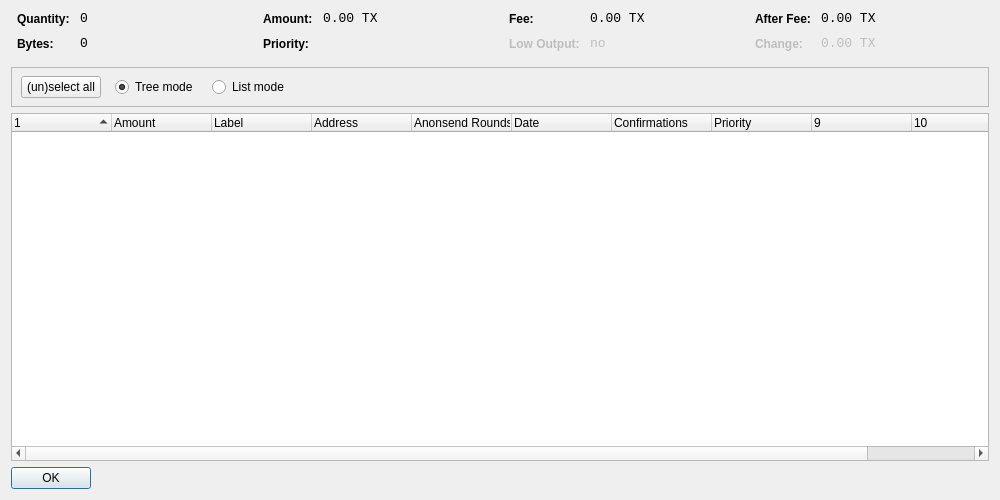
Qt form src/qt/forms/coincontroldialog.ui (martexcoin/martexcoin_4x) before a commit.
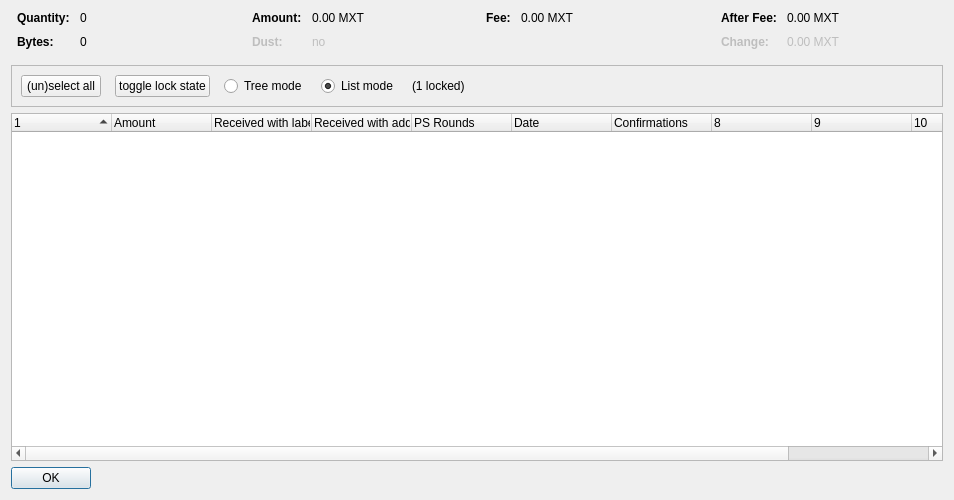
The same form after that commit. Custom widgets are drawn as their Qt base class.

```diff
--- a/src/qt/forms/coincontroldialog.ui
+++ b/src/qt/forms/coincontroldialog.ui
@@ -6,7 +6,7 @@
    <rect>
     <x>0</x>
     <y>0</y>
-    <width>1000</width>
+    <width>954</width>
     <height>500</height>
    </rect>
   </property>
@@ -38,8 +38,11 @@
        </property>
        <item row="0" column="0">
         <widget class="QLabel" name="labelCoinControlQuantityText">
-         <property name="styleSheet">
-          <string notr="true">font-weight:bold;</string>
+         <property name="font">
+          <font>
+           <weight>75</weight>
+           <bold>true</bold>
+          </font>
          </property>
          <property name="text">
           <string>Quantity:</string>
@@ -48,12 +51,6 @@
        </item>
        <item row="0" column="1">
         <widget class="QLabel" name="labelCoinControlQuantity">
-         <property name="font">
-          <font>
-           <family>Monospace</family>
-           <pointsize>10</pointsize>
-          </font>
-         </property>
          <property name="cursor">
           <cursorShape>IBeamCursor</cursorShape>
          </property>
@@ -70,8 +67,11 @@
        </item>
        <item row="1" column="0">
         <widget class="QLabel" name="labelCoinControlBytesText">
-         <property name="styleSheet">
-          <string notr="true">font-weight:bold;</string>
+         <property name="font">
+          <font>
+           <weight>75</weight>
+           <bold>true</bold>
+          </font>
          </property>
          <property name="text">
           <string>Bytes:</string>
@@ -80,12 +80,6 @@
        </item>
        <item row="1" column="1">
         <widget class="QLabel" name="labelCoinControlBytes">
-         <property name="font">
-          <font>
-           <family>Monospace</family>
-           <pointsize>10</pointsize>
-          </font>
-         </property>
          <property name="cursor">
           <cursorShape>IBeamCursor</cursorShape>
          </property>
@@ -118,8 +112,11 @@
        </property>
        <item row="0" column="0">
         <widget class="QLabel" name="labelCoinControlAmountText">
-         <property name="styleSheet">
-          <string notr="true">font-weight:bold;</string>
+         <property name="font">
+          <font>
+           <weight>75</weight>
+           <bold>true</bold>
+          </font>
          </property>
          <property name="text">
           <string>Amount:</string>
@@ -128,12 +125,6 @@
        </item>
        <item row="0" column="1">
         <widget class="QLabel" name="labelCoinControlAmount">
-         <property name="font">
-          <font>
-           <family>Monospace</family>
-           <pointsize>10</pointsize>
-          </font>
-         </property>
          <property name="cursor">
           <cursorShape>IBeamCursor</cursorShape>
          </property>
@@ -141,7 +132,7 @@
           <enum>Qt::ActionsContextMenu</enum>
          </property>
          <property name="text">
-          <string notr="true">0.00 TX</string>
+          <string notr="true">0.00 MXT</string>
          </property>
          <property name="textInteractionFlags">
           <set>Qt::LinksAccessibleByMouse|Qt::TextSelectableByKeyboard|Qt::TextSelectableByMouse</set>
@@ -149,22 +140,25 @@
         </widget>
        </item>
        <item row="1" column="0">
-        <widget class="QLabel" name="labelCoinControlPriorityText">
-         <property name="styleSheet">
-          <string notr="true">font-weight:bold;</string>
+        <widget class="QLabel" name="labelCoinControlLowOutputText">
+         <property name="enabled">
+          <bool>false</bool>
+         </property>
+         <property name="font">
+          <font>
+           <weight>75</weight>
+           <bold>true</bold>
+          </font>
          </property>
          <property name="text">
-          <string>Priority:</string>
+          <string>Dust:</string>
          </property>
         </widget>
        </item>
        <item row="1" column="1">
-        <widget class="QLabel" name="labelCoinControlPriority">
-         <property name="font">
-          <font>
-           <family>Monospace</family>
-           <pointsize>10</pointsize>
-          </font>
+        <widget class="QLabel" name="labelCoinControlLowOutput">
+         <property name="enabled">
+          <bool>false</bool>
          </property>
          <property name="cursor">
           <cursorShape>IBeamCursor</cursorShape>
@@ -173,7 +167,7 @@
           <enum>Qt::ActionsContextMenu</enum>
          </property>
          <property name="text">
-          <string/>
+          <string notr="true">no</string>
          </property>
          <property name="textInteractionFlags">
           <set>Qt::LinksAccessibleByMouse|Qt::TextSelectableByKeyboard|Qt::TextSelectableByMouse</set>
@@ -198,8 +192,11 @@
        </property>
        <item row="0" column="0">
         <widget class="QLabel" name="labelCoinControlFeeText">
-         <property name="styleSheet">
-          <string notr="true">font-weight:bold;</string>
+         <property name="font">
+          <font>
+           <weight>75</weight>
+           <bold>true</bold>
+          </font>
          </property>
          <property name="text">
           <string>Fee:</string>
@@ -208,12 +205,6 @@
        </item>
        <item row="0" column="1">
         <widget class="QLabel" name="labelCoinControlFee">
-         <property name="font">
-          <font>
-           <family>Monospace</family>
-           <pointsize>10</pointsize>
-          </font>
-         </property>
          <property name="cursor">
           <cursorShape>IBeamCursor</cursorShape>
          </property>
@@ -221,45 +212,7 @@
           <enum>Qt::ActionsContextMenu</enum>
          </property>
          <property name="text">
-          <string notr="true">0.00 TX</string>
-         </property>
-         <property name="textInteractionFlags">
-          <set>Qt::LinksAccessibleByMouse|Qt::TextSelectableByKeyboard|Qt::TextSelectableByMouse</set>
-         </property>
-        </widget>
-       </item>
-       <item row="1" column="0">
-        <widget class="QLabel" name="labelCoinControlLowOutputText">
-         <property name="enabled">
-          <bool>false</bool>
-         </property>
-         <property name="styleSheet">
-          <string notr="true">font-weight:bold;</string>
-         </property>
-         <property name="text">
-          <string>Low Output:</string>
-         </property>
-        </widget>
-       </item>
-       <item row="1" column="1">
-        <widget class="QLabel" name="labelCoinControlLowOutput">
-         <property name="enabled">
-          <bool>false</bool>
-         </property>
-         <property name="font">
-          <font>
-           <family>Monospace</family>
-           <pointsize>10</pointsize>
-          </font>
-         </property>
-         <property name="cursor">
-          <cursorShape>IBeamCursor</cursorShape>
-         </property>
-         <property name="contextMenuPolicy">
-          <enum>Qt::ActionsContextMenu</enum>
-         </property>
-         <property name="text">
-          <string notr="true">no</string>
+          <string notr="true">0.00 MXT</string>
          </property>
          <property name="textInteractionFlags">
           <set>Qt::LinksAccessibleByMouse|Qt::TextSelectableByKeyboard|Qt::TextSelectableByMouse</set>
@@ -284,8 +237,11 @@
        </property>
        <item row="0" column="0">
         <widget class="QLabel" name="labelCoinControlAfterFeeText">
-         <property name="styleSheet">
-          <string notr="true">font-weight:bold;</string>
+         <property name="font">
+          <font>
+           <weight>75</weight>
+           <bold>true</bold>
+          </font>
          </property>
          <property name="text">
           <string>After Fee:</string>
@@ -294,12 +250,6 @@
        </item>
        <item row="0" column="1">
         <widget class="QLabel" name="labelCoinControlAfterFee">
-         <property name="font">
-          <font>
-           <family>Monospace</family>
-           <pointsize>10</pointsize>
-          </font>
-         </property>
          <property name="cursor">
           <cursorShape>IBeamCursor</cursorShape>
          </property>
@@ -307,7 +257,7 @@
           <enum>Qt::ActionsContextMenu</enum>
          </property>
          <property name="text">
-          <string notr="true">0.00 TX</string>
+          <string notr="true">0.00 MXT</string>
          </property>
          <property name="textInteractionFlags">
           <set>Qt::LinksAccessibleByMouse|Qt::TextSelectableByKeyboard|Qt::TextSelectableByMouse</set>
@@ -319,8 +269,11 @@
          <property name="enabled">
           <bool>false</bool>
          </property>
-         <property name="styleSheet">
-          <string notr="true">font-weight:bold;</string>
+         <property name="font">
+          <font>
+           <weight>75</weight>
+           <bold>true</bold>
+          </font>
          </property>
          <property name="text">
           <string>Change:</string>
@@ -332,12 +285,6 @@
          <property name="enabled">
           <bool>false</bool>
          </property>
-         <property name="font">
-          <font>
-           <family>Monospace</family>
-           <pointsize>10</pointsize>
-          </font>
-         </property>
          <property name="cursor">
           <cursorShape>IBeamCursor</cursorShape>
          </property>
@@ -345,7 +292,7 @@
           <enum>Qt::ActionsContextMenu</enum>
          </property>
          <property name="text">
-          <string notr="true">0.00 TX</string>
+          <string notr="true">0.00 MXT</string>
          </property>
          <property name="textInteractionFlags">
           <set>Qt::LinksAccessibleByMouse|Qt::TextSelectableByKeyboard|Qt::TextSelectableByMouse</set>
@@ -370,16 +317,9 @@
      <property name="frameShadow">
       <enum>QFrame::Sunken</enum>
      </property>
-     <widget class="QWidget" name="horizontalLayoutWidget">
-      <property name="geometry">
-       <rect>
-        <x>10</x>
-        <y>0</y>
-        <width>781</width>
-        <height>41</height>
-       </rect>
-      </property>
-      <layout class="QHBoxLayout" name="horizontalLayoutPanel" stretch="0,0,0,0,0">
+     <layout class="QHBoxLayout" name="horizontalLayout">
+      <item>
+       <layout class="QHBoxLayout" name="horizontalLayoutPanel" stretch="0,0,0,0,0,0">
        <property name="spacing">
         <number>14</number>
        </property>
@@ -394,6 +334,25 @@
          <property name="text">
           <string>(un)select all</string>
          </property>
+          <property name="autoDefault">
+           <bool>false</bool>
+          </property>
+         </widget>
+        </item>
+        <item>
+         <widget class="QPushButton" name="pushButtonToggleLock">
+          <property name="sizePolicy">
+           <sizepolicy hsizetype="Maximum" vsizetype="Fixed">
+            <horstretch>0</horstretch>
+            <verstretch>0</verstretch>
+           </sizepolicy>
+          </property>
+          <property name="text">
+           <string>toggle lock state</string>
+          </property>
+          <property name="autoDefault">
+           <bool>false</bool>
+          </property>
         </widget>
        </item>
        <item>
@@ -407,9 +366,6 @@
          <property name="text">
           <string>Tree mode</string>
          </property>
-         <property name="checked">
-          <bool>true</bool>
-         </property>
         </widget>
        </item>
        <item>
@@ -423,6 +379,16 @@
          <property name="text">
           <string>List mode</string>
          </property>
+          <property name="checked">
+           <bool>true</bool>
+          </property>
+         </widget>
+        </item>
+        <item>
+         <widget class="QLabel" name="labelLocked">
+          <property name="text">
+           <string>(1 locked)</string>
+          </property>
         </widget>
        </item>
        <item>
@@ -439,7 +405,8 @@
         </spacer>
        </item>
       </layout>
-     </widget>
+      </item>
+     </layout>
     </widget>
    </item>
    <item>
@@ -471,17 +438,17 @@
      </column>
      <column>
       <property name="text">
-       <string>Label</string>
+       <string>Received with label</string>
       </property>
      </column>
      <column>
       <property name="text">
-       <string>Address</string>
+       <string>Received with address</string>
       </property>
      </column>
      <column>
       <property name="text">
-       <string>Anonsend Rounds</string>
+       <string>PS Rounds</string>
       </property>
     </column>
      <column>
@@ -497,11 +464,6 @@
        <string>Confirmed</string>
       </property>
      </column>
-     <column>
-      <property name="text">
-       <string>Priority</string>
-      </property>
-     </column>
      <column>
       <property name="text">
        <string/>
```
Left out of the diff: 2 changed lines with no effect on the pictures. Lines whose indentation alone changed are shown as unchanged.
